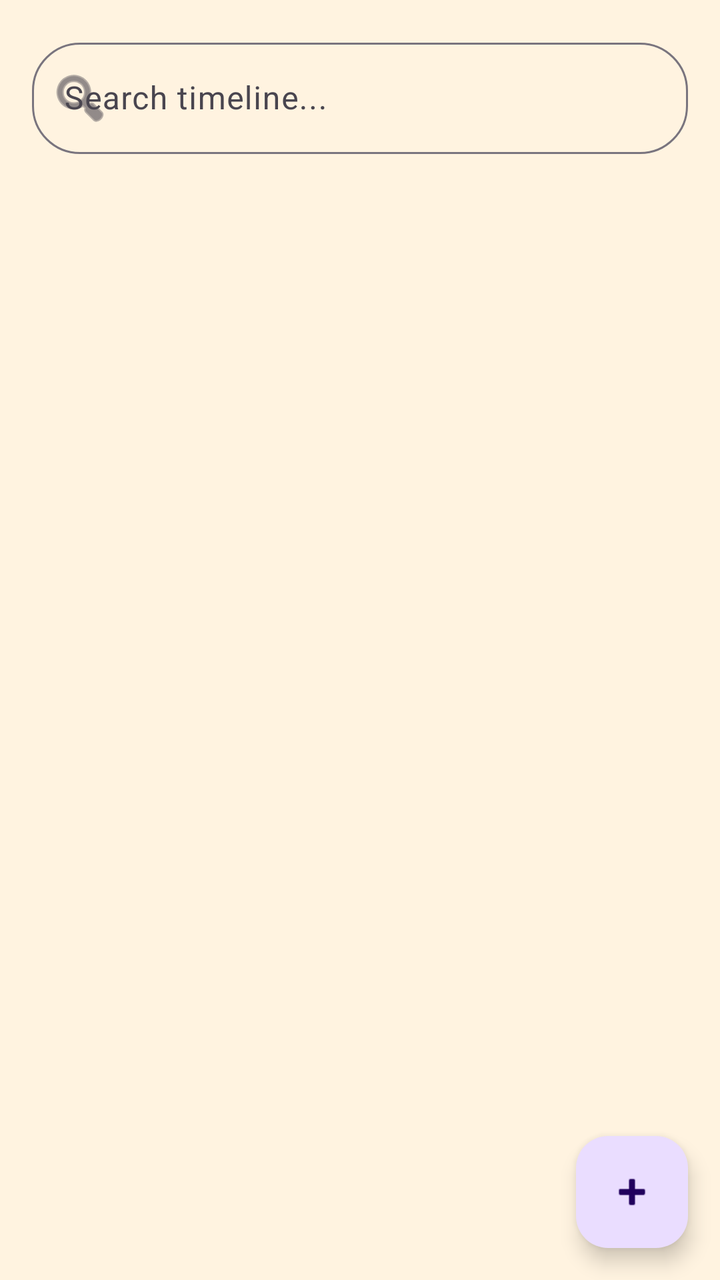
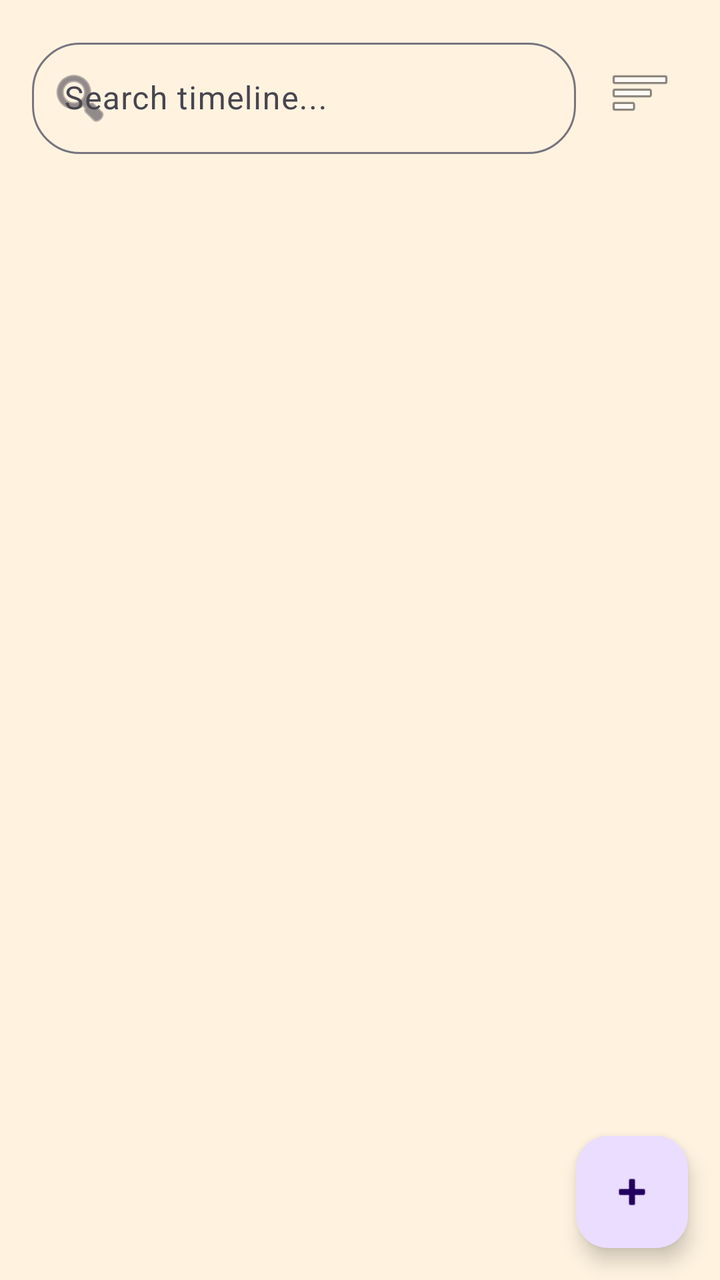

Compare the two renders of this Android layout. The source of the first and the diff that turns it into the second are given below.
<!-- AndroidManifest.xml: application theme Theme.Foodlog -->
<!-- res/layout/fragment_timeline.xml -->
<?xml version="1.0" encoding="utf-8"?>
<androidx.coordinatorlayout.widget.CoordinatorLayout
    xmlns:android="http://schemas.android.com/apk/res/android"
    xmlns:app="http://schemas.android.com/apk/res-auto"
    android:layout_width="match_parent"
    android:layout_height="match_parent"
    android:background="?android:attr/windowBackground">

    <LinearLayout
        android:layout_width="match_parent"
        android:layout_height="match_parent"
        android:orientation="vertical">

        <com.google.android.material.textfield.TextInputLayout
            android:id="@+id/searchLayout"
            android:layout_width="match_parent"
            android:layout_height="wrap_content"
            android:layout_margin="16dp"
            app:startIconDrawable="@android:drawable/ic_menu_search"
            app:endIconMode="clear_text"
            app:boxBackgroundMode="outline"
            app:boxCornerRadiusTopStart="24dp"
            app:boxCornerRadiusTopEnd="24dp"
            app:boxCornerRadiusBottomStart="24dp"
            app:boxCornerRadiusBottomEnd="24dp"
            android:hint="Search timeline...">

            <com.google.android.material.textfield.TextInputEditText
                android:id="@+id/etSearch"
                android:layout_width="match_parent"
                android:layout_height="wrap_content"
                android:inputType="text"
                android:maxLines="1"
                android:imeOptions="actionSearch"/>
        </com.google.android.material.textfield.TextInputLayout>

        <androidx.recyclerview.widget.RecyclerView
            android:id="@+id/recyclerView"
            android:layout_width="match_parent"
            android:layout_height="match_parent"
            android:padding="8dp"
            android:clipToPadding="false"/>
    </LinearLayout>

    <LinearLayout
        android:id="@+id/emptyStateView"
        android:layout_width="match_parent"
        android:layout_height="wrap_content"
        android:layout_gravity="center"
        android:orientation="vertical"
        android:gravity="center"
        android:padding="32dp"
        android:visibility="gone">

        <TextView
            android:layout_width="wrap_content"
            android:layout_height="wrap_content"
            android:text="🍽️"
            android:textSize="64sp"
            android:layout_marginBottom="16dp"/>

        <TextView
            android:layout_width="wrap_content"
            android:layout_height="wrap_content"
            android:text="No Food Entries Yet"
            android:textSize="20sp"
            android:textStyle="bold"
            android:textColor="?android:attr/textColorPrimary"
            android:layout_marginBottom="8dp"/>

        <TextView
            android:layout_width="wrap_content"
            android:layout_height="wrap_content"
            android:text="Tap the '+' button below to start tracking your delicious meals!"
            android:textSize="14sp"
            android:gravity="center"
            android:textColor="?android:attr/textColorSecondary"/>
    </LinearLayout>

    <com.google.android.material.floatingactionbutton.FloatingActionButton
        android:id="@+id/fabAdd"
        android:layout_width="wrap_content"
        android:layout_height="wrap_content"
        android:layout_margin="16dp"
        android:contentDescription="Add Entry"
        android:src="@android:drawable/ic_input_add"
        android:layout_gravity="bottom|end"/>

</androidx.coordinatorlayout.widget.CoordinatorLayout>
<!-- resources referenced by this layout -->
<resources>
  <style name="Theme.Foodlog" parent="Base.Theme.Foodlog" />
  <style name="Base.Theme.Foodlog" parent="Theme.Material3.DayNight.NoActionBar">
          
          <item name="colorPrimary">@color/foodie_orange</item>
          <item name="colorPrimaryVariant">@color/foodie_orange_dark</item>
          <item name="colorSecondary">@color/foodie_yellow</item>
          <item name="android:windowBackground">@color/foodie_surface_light</item>
      </style>
  <color name="foodie_orange">#FF5722</color>
  <color name="foodie_orange_dark">#E64A19</color>
  <color name="foodie_yellow">#FFC107</color>
  <color name="foodie_surface_light">#FFF3E0</color>
</resources>

<!-- the commit's change to res/layout/fragment_timeline.xml (unified diff, before → after) -->
@@ -11,28 +11,45 @@
         android:layout_height="match_parent"
         android:orientation="vertical">
 
-        <com.google.android.material.textfield.TextInputLayout
-            android:id="@+id/searchLayout"
+        <LinearLayout
             android:layout_width="match_parent"
             android:layout_height="wrap_content"
+            android:orientation="horizontal"
             android:layout_margin="16dp"
-            app:startIconDrawable="@android:drawable/ic_menu_search"
-            app:endIconMode="clear_text"
-            app:boxBackgroundMode="outline"
-            app:boxCornerRadiusTopStart="24dp"
-            app:boxCornerRadiusTopEnd="24dp"
-            app:boxCornerRadiusBottomStart="24dp"
-            app:boxCornerRadiusBottomEnd="24dp"
-            android:hint="Search timeline...">
+            android:gravity="center_vertical">
 
-            <com.google.android.material.textfield.TextInputEditText
-                android:id="@+id/etSearch"
-                android:layout_width="match_parent"
+            <com.google.android.material.textfield.TextInputLayout
+                android:id="@+id/searchLayout"
+                android:layout_width="0dp"
                 android:layout_height="wrap_content"
-                android:inputType="text"
-                android:maxLines="1"
-                android:imeOptions="actionSearch"/>
-        </com.google.android.material.textfield.TextInputLayout>
+                android:layout_weight="1"
+                android:layout_marginEnd="8dp"
+                app:startIconDrawable="@android:drawable/ic_menu_search"
+                app:endIconMode="clear_text"
+                app:boxBackgroundMode="outline"
+                app:boxCornerRadiusTopStart="24dp"
+                app:boxCornerRadiusTopEnd="24dp"
+                app:boxCornerRadiusBottomStart="24dp"
+                app:boxCornerRadiusBottomEnd="24dp"
+                android:hint="Search timeline...">
+
+                <com.google.android.material.textfield.TextInputEditText
+                    android:id="@+id/etSearch"
+                    android:layout_width="match_parent"
+                    android:layout_height="wrap_content"
+                    android:inputType="text"
+                    android:maxLines="1"
+                    android:imeOptions="actionSearch"/>
+            </com.google.android.material.textfield.TextInputLayout>
+
+            <ImageButton
+                android:id="@+id/btnFilter"
+                android:layout_width="48dp"
+                android:layout_height="48dp"
+                android:background="?attr/selectableItemBackgroundBorderless"
+                android:src="@android:drawable/ic_menu_sort_by_size"
+                android:contentDescription="Filter Timeline"/>
+        </LinearLayout>
 
         <androidx.recyclerview.widget.RecyclerView
             android:id="@+id/recyclerView"
